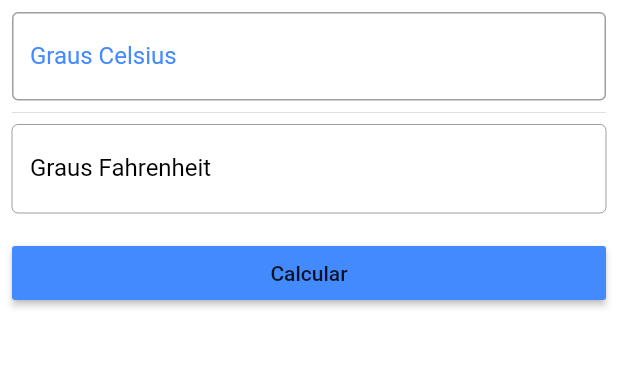
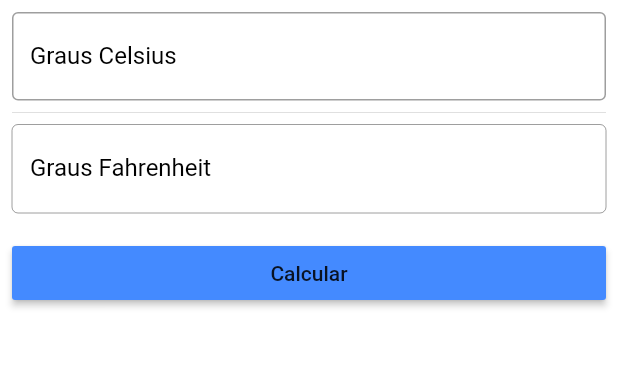
Before and after one commit to IsmaelPires/mobile-flutter-conversor, a Flutter app: the screen it shows after launch, on a phone screen of 412 x 824 dp, the part 189-557 px from its top. Run offline on Flutter 3.47's test engine with Material 2 defaults, Android fonts, the phone set to English and light mode, and no system bars.

Commit message:
Estilizando o App

```diff
--- a/lib/main.dart
+++ b/lib/main.dart
@@ -72,6 +72,7 @@ class _HomeState extends State<Home> {
         if (_formKey.currentState.validate()) {
           _converter();
         }
+        FocusScope.of(context).requestFocus(FocusNode());
       },
       child: Text('Calcular'),
       color: Colors.blueAccent,
@@ -79,7 +80,10 @@ class _HomeState extends State<Home> {
 
     TextFormField tempCelsius = TextFormField(
         decoration: InputDecoration(
-            labelText: 'Graus Celsius', labelStyle: styleDecoration, border: OutlineInputBorder(), suffixText: "ºC"),
+            labelText: 'Graus Celsius',
+            labelStyle: TextStyle(color: Colors.black),
+            border: OutlineInputBorder(),
+            suffixText: "ºC"),
         keyboardType: TextInputType.number,
         textAlign: TextAlign.center,
         style: styleField,
@@ -93,7 +97,10 @@ class _HomeState extends State<Home> {
     TextFormField tempFahrenheit = TextFormField(
       enabled: false,
       decoration: InputDecoration(
-          labelText: 'Graus Fahrenheit', labelStyle: TextStyle(color: Colors.black), border: OutlineInputBorder(), suffixText: "ºF"),
+          labelText: 'Graus Fahrenheit',
+          labelStyle: TextStyle(color: Colors.black),
+          border: OutlineInputBorder(),
+          suffixText: "ºF"),
       keyboardType: TextInputType.number,
       textAlign: TextAlign.center,
       style: styleField,
```
